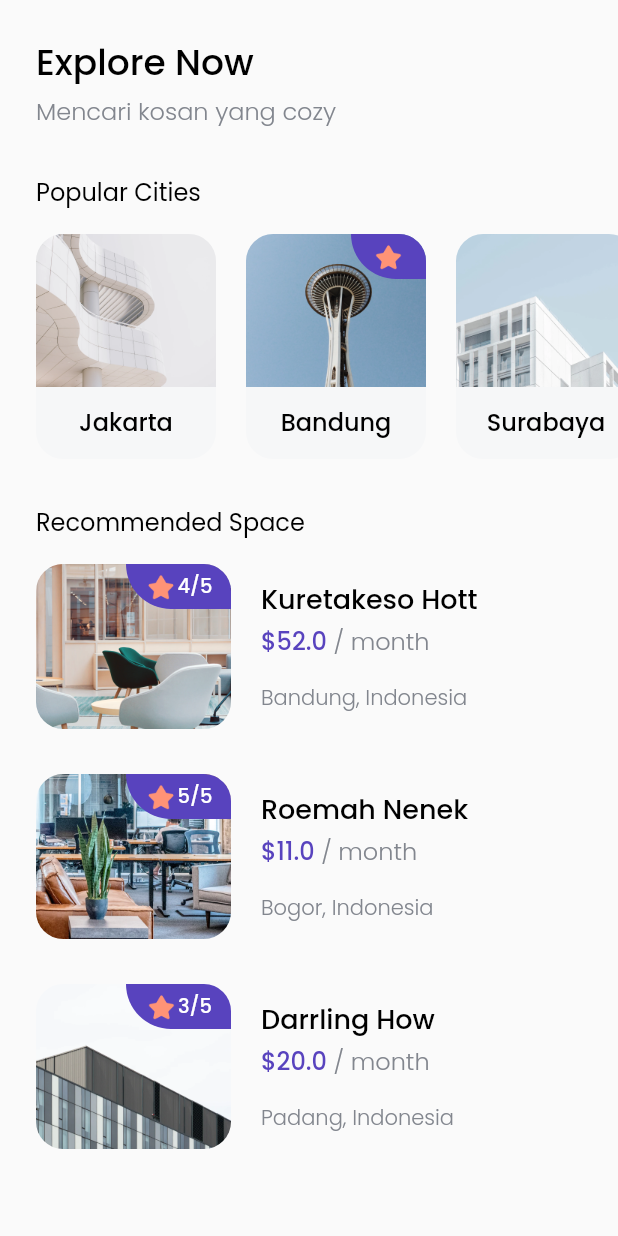
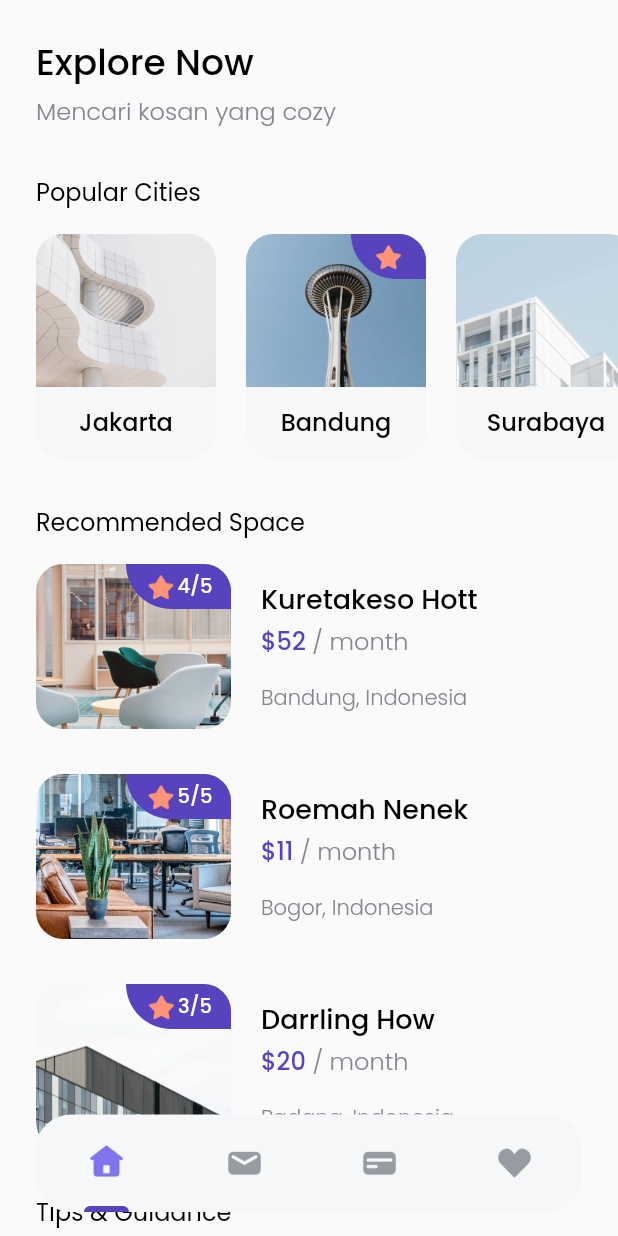
Before and after one commit to alwanaufaal/bwa_cozy, a Flutter app: the screen it shows after launch, after a tap on "Explore Now", on a phone screen of 412 x 824 dp. Run offline on Flutter 3.47's test engine with Material 2 defaults, Android fonts, the phone set to English and light mode, and no system bars; our stand-ins replace google_fonts.

Commit message:
Tips & Guidance, bottom navbar

```diff
--- a/lib/models/space.dart
+++ b/lib/models/space.dart
@@ -2,7 +2,7 @@ class Space {
   int id;
   String name;
   String imageUrl;
-  double price;
+  int price;
   String city;
   String country;
   int rating;
--- /dev/null
+++ b/lib/models/tips.dart
@@ -0,0 +1,8 @@
+class Tips {
+  int id;
+  String title;
+  String imageUrl;
+  String updatedAt;
+
+  Tips({this.id, this.title, this.imageUrl, this.updatedAt});
+}
--- a/lib/pages/home_page.dart
+++ b/lib/pages/home_page.dart
@@ -1,20 +1,22 @@
 import 'package:bwa_cozy/models/city.dart';
 import 'package:bwa_cozy/models/space.dart';
+import 'package:bwa_cozy/models/tips.dart';
 import 'package:bwa_cozy/theme.dart';
+import 'package:bwa_cozy/widgets/bottom_navbar_item.dart';
 import 'package:bwa_cozy/widgets/city_card.dart';
 import 'package:bwa_cozy/widgets/space_card.dart';
+import 'package:bwa_cozy/widgets/tips_card.dart';
 import 'package:flutter/material.dart';
 
 class HomePage extends StatelessWidget {
   @override
   Widget build(BuildContext context) {
     return Scaffold(
-      body: SafeArea(
-        bottom: false,
-        child: Padding(
-          padding: EdgeInsets.symmetric(vertical: edge),
+        body: SafeArea(
+          bottom: false,
           child: ListView(
             children: [
+              SizedBox(height: edge),
               // Note: Title/Header
               Padding(
                   padding: EdgeInsets.only(left: edge),
@@ -95,10 +97,63 @@ class HomePage extends StatelessWidget {
                   ],
                 ),
               ),
+              SizedBox(height: 30),
+              // Note: Tips & Guidance
+              Padding(
+                  padding: EdgeInsets.only(left: edge),
+                  child: Text('Tips & Guidance',
+                      style: regularTextStyle.copyWith(fontSize: 16))),
+              SizedBox(height: 16),
+              Padding(
+                  padding: EdgeInsets.only(left: edge),
+                  child: Column(
+                    children: [
+                      TipsCard(Tips(
+                          id: 1,
+                          title: 'City Guidelines',
+                          imageUrl: 'assets/tips1.png',
+                          updatedAt: '20 Apr')),
+                      SizedBox(height: 20),
+                      TipsCard(Tips(
+                          id: 2,
+                          title: 'Jakarta Fairship',
+                          imageUrl: 'assets/tips2.png',
+                          updatedAt: '11 Dec'))
+                    ],
+                  )),
+              SizedBox(height: 70 + edge)
             ],
           ),
         ),
-      ),
-    );
+        floatingActionButton: Container(
+          height: 65,
+          width: MediaQuery.of(context).size.width - (2 * edge),
+          margin: EdgeInsets.symmetric(horizontal: edge),
+          decoration: BoxDecoration(
+              color: Color(0xffF6F7F8),
+              borderRadius: BorderRadius.circular(23)),
+          child: Row(
+            mainAxisAlignment: MainAxisAlignment.spaceAround,
+            children: [
+              BottomNavbarItem(
+                imageUrl: 'assets/icon_home.png',
+                isActive: true,
+              ),
+              BottomNavbarItem(
+                imageUrl: 'assets/icon_email.png',
+                isActive: false,
+              ),
+              BottomNavbarItem(
+                imageUrl: 'assets/icon_card.png',
+                isActive: false,
+              ),
+              BottomNavbarItem(
+                imageUrl: 'assets/icon_love.png',
+                isActive: false,
+              )
+            ],
+          ),
+        ),
+        floatingActionButtonLocation: FloatingActionButtonLocation.centerFloat);
   }
 }
--- /dev/null
+++ b/lib/widgets/bottom_navbar_item.dart
@@ -0,0 +1,29 @@
+import 'package:bwa_cozy/theme.dart';
+import 'package:flutter/material.dart';
+
+class BottomNavbarItem extends StatelessWidget {
+  final String imageUrl;
+  final bool isActive;
+
+  BottomNavbarItem({this.imageUrl, this.isActive});
+
+  @override
+  Widget build(BuildContext context) {
+    return Column(
+      children: [
+        Spacer(),
+        Image.asset(imageUrl, width: 26),
+        Spacer(),
+        isActive
+            ? Container(
+                width: 30,
+                height: 4,
+                decoration: BoxDecoration(
+                    color: purpleColor,
+                    borderRadius:
+                        BorderRadius.vertical(top: Radius.circular(1000))))
+            : Container(),
+      ],
+    );
+  }
+}
--- /dev/null
+++ b/lib/widgets/tips_card.dart
@@ -0,0 +1,32 @@
+import 'package:bwa_cozy/models/tips.dart';
+import 'package:bwa_cozy/theme.dart';
+import 'package:flutter/material.dart';
+
+class TipsCard extends StatelessWidget {
+  final Tips tips;
+  TipsCard(this.tips);
+
+  @override
+  Widget build(BuildContext context) {
+    return Row(
+      children: [
+        Image.asset(tips.imageUrl, width: 80),
+        SizedBox(width: 16),
+        Column(
+          crossAxisAlignment: CrossAxisAlignment.start,
+          children: [
+            Text(
+              tips.title,
+              style: blackTextStyle.copyWith(fontSize: 18),
+            ),
+            SizedBox(height: 4),
+            Text('Updated ${tips.updatedAt}', style: greyTextStyle)
+          ],
+        ),
+        Spacer(),
+        IconButton(
+            icon: Icon(Icons.chevron_right, color: greyColor), onPressed: () {})
+      ],
+    );
+  }
+}
```
